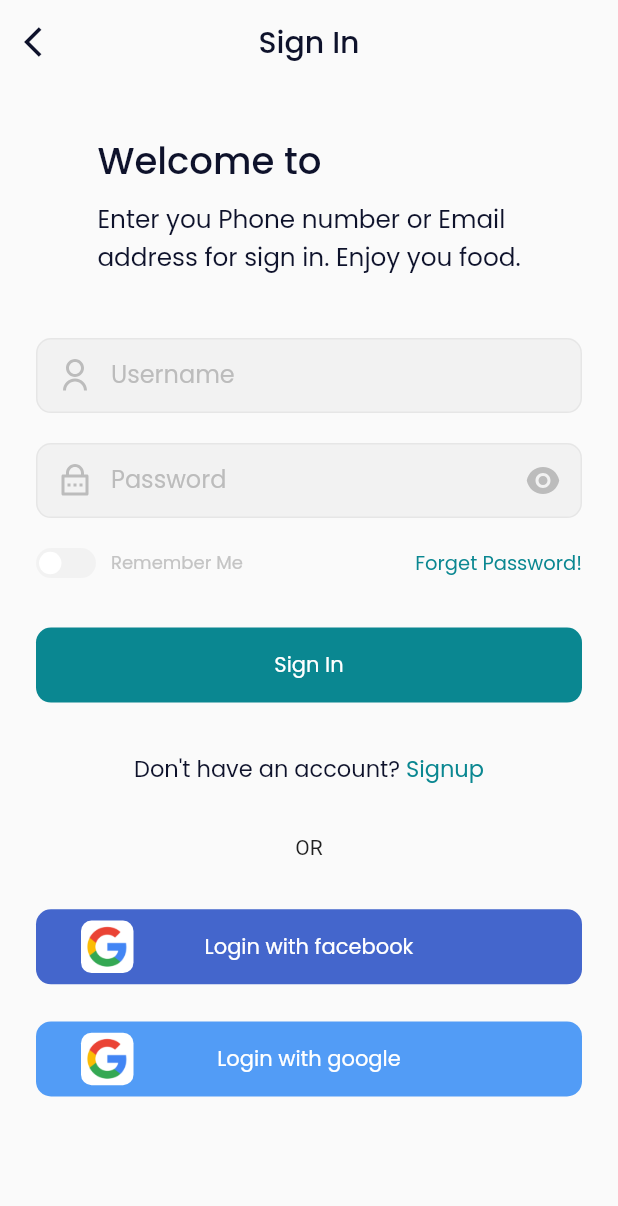
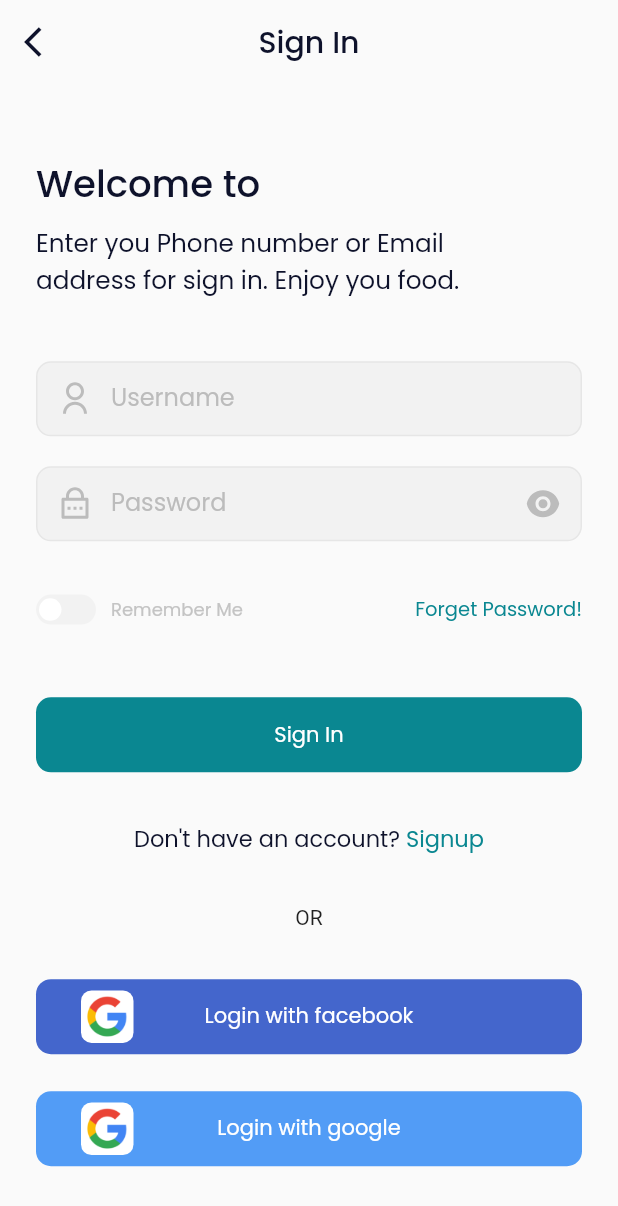
Before and after one commit to aninarafath6/Food-Door, a Flutter app: the screen it shows after launch, after a tap on "SKIP", after a tap on "Get Started", on a phone screen of 412 x 824 dp. Shown: the top 1206 px of the screen. Run offline on Flutter 3.47's test engine with Material 2 defaults, Android fonts, the phone set to English and light mode, and no system bars; our stand-ins replace google_fonts, remixicon.

Commit message:
login screen

```diff
--- a/lib/src/views/screens/login_screen/login_screen.dart
+++ b/lib/src/views/screens/login_screen/login_screen.dart
@@ -19,8 +19,8 @@ class LoginScreen extends StatelessWidget {
       body: Padding(
         padding:
             const EdgeInsets.symmetric(horizontal: AppSizes.defaultPadding),
-        child: SingleChildScrollView(
         child: Column(
+          crossAxisAlignment: CrossAxisAlignment.start,
           children: const <Widget>[
         Spacer(),            // welcome message section
             WelcomeMessageSection(),
@@ -41,7 +41,6 @@ class LoginScreen extends StatelessWidget {
 
         ),
       ),
-      ),
     );
   }
 }
```
Lines whose indentation alone changed are shown as unchanged.
